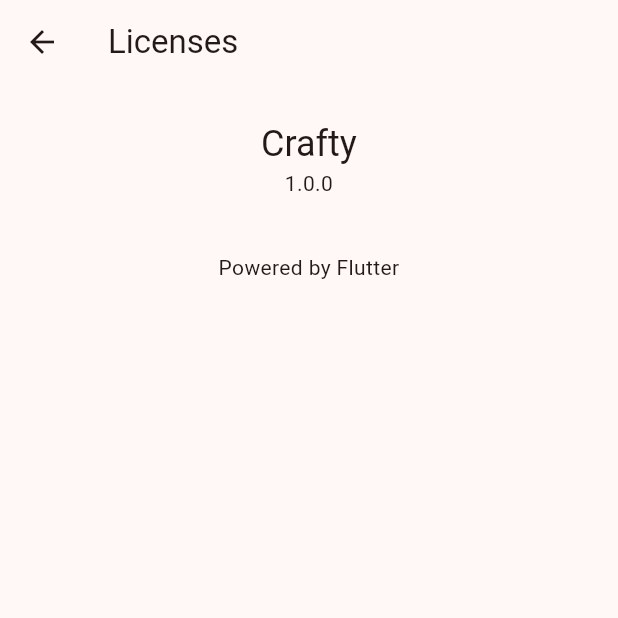
After one commit to doIt-flutterApps/crafty, a Flutter app: the CraftyLicensePage screen opened directly, on a phone screen of 412 x 824 dp, the top half of it. The commit adds this screen. Run offline on Flutter 3.47's test engine with Material 3 defaults, Android fonts, the phone set to English and light mode, and no system bars; our stand-ins replace cloud_firestore, connectivity_plus, firebase_analytics, firebase_auth, firebase_core, firebase_crashlytics and 11 more; missing offline and left inert: firebase_app_check; accounts and stored records are empty.

Commit message:
(초판) 08-4-4

```diff
--- a/lib/view/main/drawer_widget.dart
+++ b/lib/view/main/drawer_widget.dart
@@ -4,6 +4,8 @@ import 'package:flutter/material.dart';
 import 'package:get/get.dart';
 import '../profile/profile_list_page.dart';
 import '../profile/profile_page.dart';
+import '../setting/setting_page.dart';
+import '../sub/license_page.dart';
 
 class DrawerWidget extends StatelessWidget {
   Map<String, dynamic> listData;
@@ -45,11 +47,11 @@ class DrawerWidget extends StatelessWidget {
                   title: Text(valueChangeString(value)),
                   onTap: () {
                     if (value == 'setting') {
-                      // Get.to(const SettingPage());
+                      Get.to(const SettingPage());
                     } else if (value == 'profile') {
                       Get.to(const ProfileListPage());
                     } else if (value == 'license') {
-                      // Get.to(const LicensePage());
+                      Get.to(const LicensePage());
                     }
                     FirebaseAnalytics.instance.logEvent(
                       name: 'drawer_tap',
--- /dev/null
+++ b/lib/view/sub/license_page.dart
@@ -0,0 +1,16 @@
+import 'package:crafty/data/constant.dart';
+import 'package:flutter/material.dart';
+
+class CraftyLicensePage extends StatelessWidget {
+  const CraftyLicensePage({super.key});
+
+  @override
+  Widget build(BuildContext context) {
+    return const Scaffold(
+      body: LicensePage(
+        applicationName: Constant.APP_NAME,
+        applicationVersion: '1.0.0',
+      ),
+    );
+  }
+}
```
Also changed, not shown: lib/view/setting/setting_page.dart (added, +74 -0 lines).
